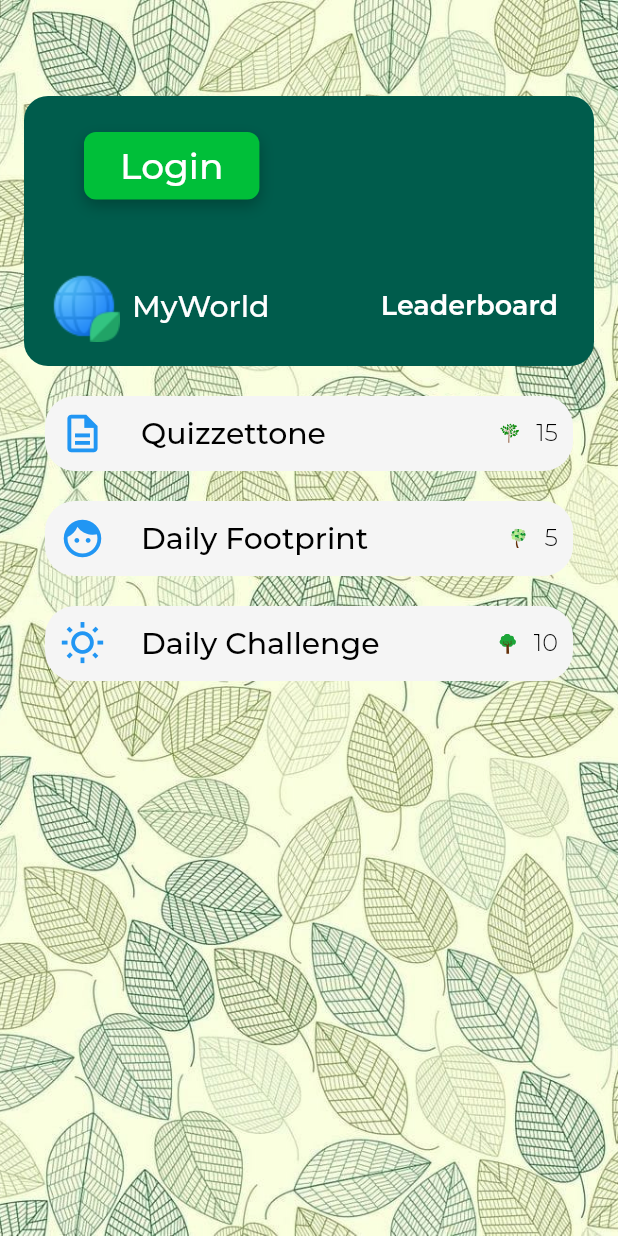
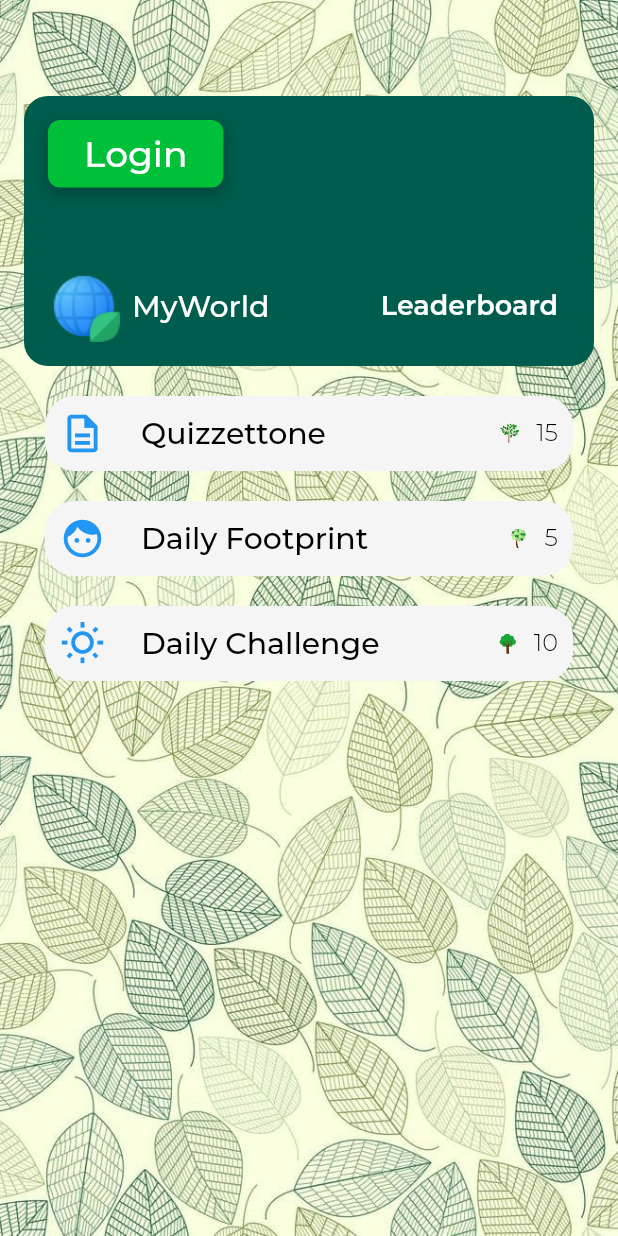
Before and after one commit to DiegoZaff/EcoWorld, a Flutter app: the screen it shows after launch, on a phone screen of 412 x 824 dp. Run offline on Flutter 3.47's test engine with Material 2 defaults, Android fonts, the phone set to English and light mode, and no system bars; our stand-ins replace bloc, equatable, flutter_bloc, flutter_hooks, flutter_svg, fluttertoast and 2 more.

```diff
--- a/lib/components/button.dart
+++ b/lib/components/button.dart
@@ -12,16 +12,16 @@ class Button extends StatelessWidget {
   final String text;
   final Function onPressed;
   final bool? shrinkWrap;
-
+  final EdgeInsetsGeometry? margin;
   late Color color;
 
-  Button({
-    super.key,
-    this.type = ButtonType.primary,
-    required this.text,
-    required this.onPressed,
-    this.shrinkWrap,
-  }) {
+  Button(
+      {super.key,
+      this.type = ButtonType.primary,
+      required this.text,
+      required this.onPressed,
+      this.shrinkWrap,
+      this.margin}) {
     switch (type) {
       case ButtonType.primary:
         color = const Color.fromARGB(255, 0, 191, 57);
@@ -44,7 +44,7 @@ class Button extends StatelessWidget {
     return SizedBox(
       width: shrinkWrap == true ? null : double.infinity,
       child: Container(
-          margin: const EdgeInsets.fromLTRB(24, 8, 24, 8),
+          margin: margin ?? const EdgeInsets.fromLTRB(24, 8, 24, 8),
           alignment: Alignment.center,
           padding: const EdgeInsets.fromLTRB(24, 8, 24, 8),
           decoration: BoxDecoration(
--- a/lib/components/user_info.dart
+++ b/lib/components/user_info.dart
@@ -53,11 +53,13 @@ class UserInfo extends StatelessWidget {
                       );
                     } else {
                       return Button(
-                          text: "Login",
-                          onPressed: () {
-                            context.push('/login');
-                          },
-                          shrinkWrap: true);
+                        text: "Login",
+                        onPressed: () {
+                          context.push('/login');
+                        },
+                        shrinkWrap: true,
+                        margin: const EdgeInsets.all(0),
+                      );
                     }
                   },
                 ),
```
Also changed, not shown: lib/api/user.dart (+20 -0 lines).
